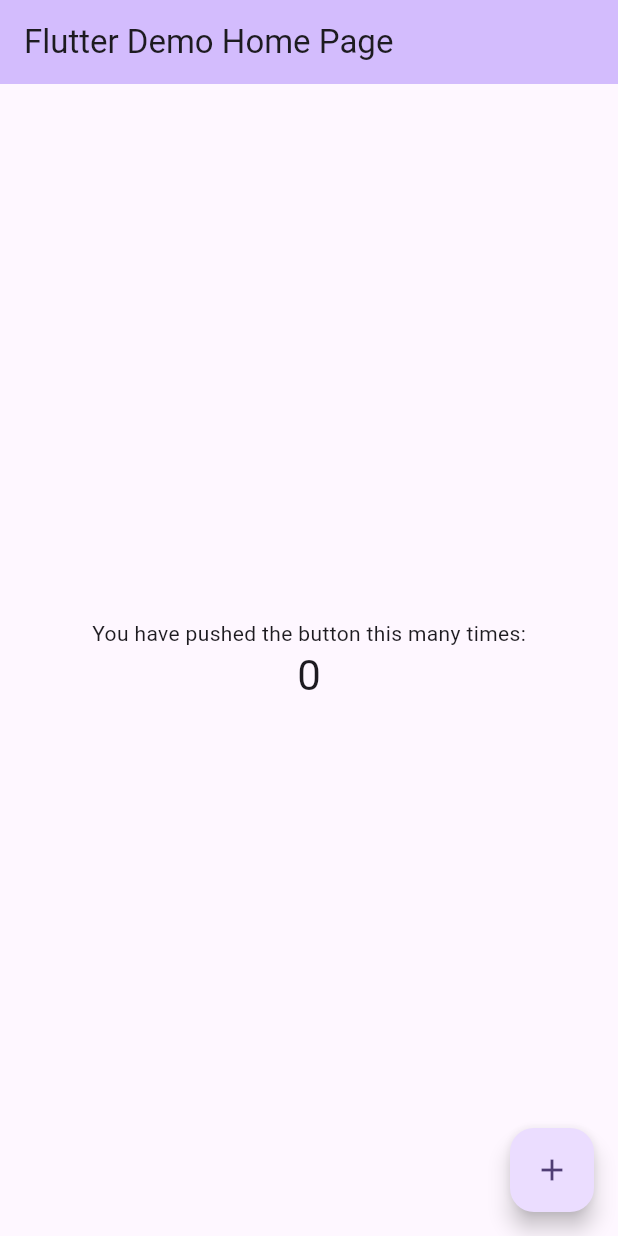
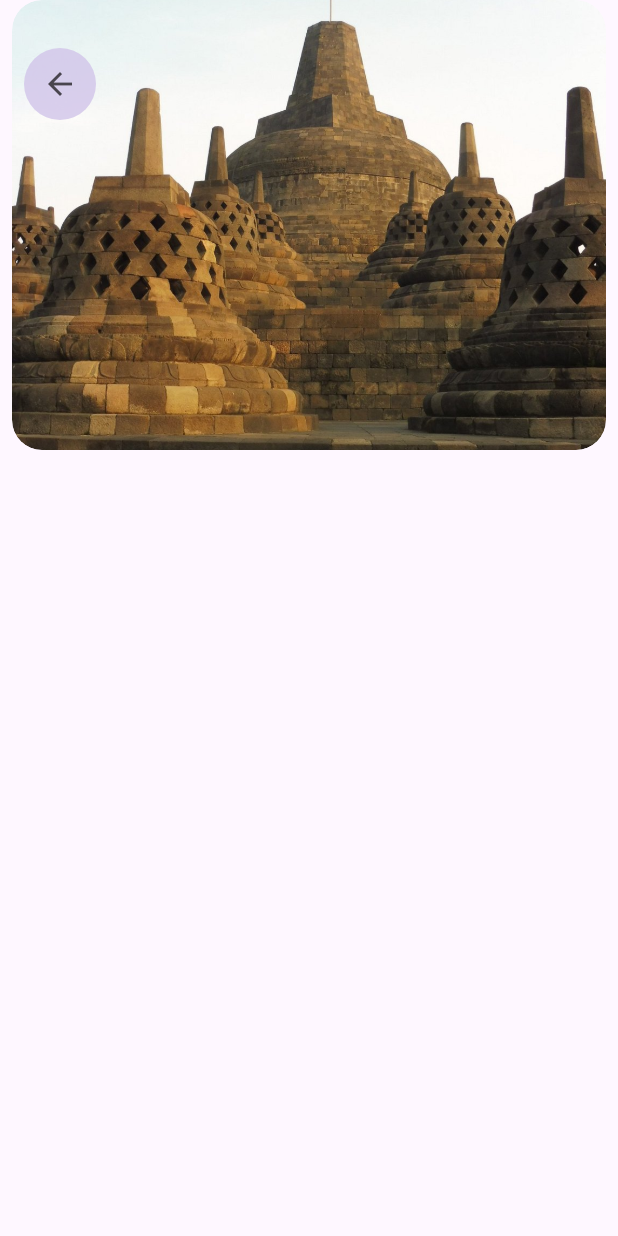
Before and after one commit to Mobile-Programming-MDP/materi-latihan-flutter-ReniAurelia-2226250028, a Flutter app: the screen it shows after launch, on a phone screen of 412 x 824 dp. Run offline on Flutter 3.47's test engine with Material 2 defaults, Android fonts, the phone set to English and light mode, and no system bars.

Commit message:
Wisata_Candi_20Oktober

```diff
--- a/wisata_candi/lib/main.dart
+++ b/wisata_candi/lib/main.dart
@@ -1,4 +1,7 @@
 import 'package:flutter/material.dart';
+import 'package:wisata_candi/data/candi_data.dart';
+import 'package:wisata_candi/models/candi.dart';
+import 'package:wisata_candi/screens/detail_screen.dart';
 
 void main() {
   runApp(const MyApp());
@@ -11,115 +14,12 @@ class MyApp extends StatelessWidget {
   @override
   Widget build(BuildContext context) {
     return MaterialApp(
-      title: 'Flutter Demo',
+      title: 'Wisata Candi',
       theme: ThemeData(
-        // This is the theme of your application.
-        //
-        // TRY THIS: Try running your application with "flutter run". You'll see
-        // the application has a blue toolbar. Then, without quitting the app,
-        // try changing the seedColor in the colorScheme below to Colors.green
-        // and then invoke "hot reload" (save your changes or press the "hot
-        // reload" button in a Flutter-supported IDE, or press "r" if you used
-        // the command line to start the app).
-        //
-        // Notice that the counter didn't reset back to zero; the application
-        // state is not lost during the reload. To reset the state, use hot
-        // restart instead.
-        //
-        // This works for code too, not just values: Most code changes can be
-        // tested with just a hot reload.
         colorScheme: ColorScheme.fromSeed(seedColor: Colors.deepPurple),
         useMaterial3: true,
       ),
-      home: const MyHomePage(title: 'Flutter Demo Home Page'),
+      home: DetailScreen(candi: candiList[0]),
     );
   }
 }
-
-class MyHomePage extends StatefulWidget {
-  const MyHomePage({super.key, required this.title});
-
-  // This widget is the home page of your application. It is stateful, meaning
-  // that it has a State object (defined below) that contains fields that affect
-  // how it looks.
-
-  // This class is the configuration for the state. It holds the values (in this
-  // case the title) provided by the parent (in this case the App widget) and
-  // used by the build method of the State. Fields in a Widget subclass are
-  // always marked "final".
-
-  final String title;
-
-  @override
-  State<MyHomePage> createState() => _MyHomePageState();
-}
-
-class _MyHomePageState extends State<MyHomePage> {
-  int _counter = 0;
-
-  void _incrementCounter() {
-    setState(() {
-      // This call to setState tells the Flutter framework that something has
-      // changed in this State, which causes it to rerun the build method below
-      // so that the display can reflect the updated values. If we changed
-      // _counter without calling setState(), then the build method would not be
-      // called again, and so nothing would appear to happen.
-      _counter++;
-    });
-  }
-
-  @override
-  Widget build(BuildContext context) {
-    // This method is rerun every time setState is called, for instance as done
-    // by the _incrementCounter method above.
-    //
-    // The Flutter framework has been optimized to make rerunning build methods
-    // fast, so that you can just rebuild anything that needs updating rather
-    // than having to individually change instances of widgets.
-    return Scaffold(
-      appBar: AppBar(
-        // TRY THIS: Try changing the color here to a specific color (to
-        // Colors.amber, perhaps?) and trigger a hot reload to see the AppBar
-        // change color while the other colors stay the same.
-        backgroundColor: Theme.of(context).colorScheme.inversePrimary,
-        // Here we take the value from the MyHomePage object that was created by
-        // the App.build method, and use it to set our appbar title.
-        title: Text(widget.title),
-      ),
-      body: Center(
-        // Center is a layout widget. It takes a single child and positions it
-        // in the middle of the parent.
-        child: Column(
-          // Column is also a layout widget. It takes a list of children and
-          // arranges them vertically. By default, it sizes itself to fit its
-          // children horizontally, and tries to be as tall as its parent.
-          //
-          // Column has various properties to control how it sizes itself and
-          // how it positions its children. Here we use mainAxisAlignment to
-          // center the children vertically; the main axis here is the vertical
-          // axis because Columns are vertical (the cross axis would be
-          // horizontal).
-          //
-          // TRY THIS: Invoke "debug painting" (choose the "Toggle Debug Paint"
-          // action in the IDE, or press "p" in the console), to see the
-          // wireframe for each widget.
-          mainAxisAlignment: MainAxisAlignment.center,
-          children: <Widget>[
-            const Text(
-              'You have pushed the button this many times:',
-            ),
-            Text(
-              '$_counter',
-              style: Theme.of(context).textTheme.headlineMedium,
-            ),
-          ],
-        ),
-      ),
-      floatingActionButton: FloatingActionButton(
-        onPressed: _incrementCounter,
-        tooltip: 'Increment',
-        child: const Icon(Icons.add),
-      ), // This trailing comma makes auto-formatting nicer for build methods.
-    );
-  }
-}
--- /dev/null
+++ b/wisata_candi/lib/screens/detail_screen.dart
@@ -0,0 +1,53 @@
+import 'package:flutter/material.dart';
+import 'package:wisata_candi/models/candi.dart';
+
+class DetailScreen extends StatelessWidget {
+  final Candi candi;
+  const DetailScreen ({super.key, required this.candi});
+
+  @override
+  Widget build(BuildContext context) {
+    return Scaffold(
+      body: Column(
+        children: [
+          Stack(
+            children: [
+              //Image Utama
+            Padding(
+              padding: const EdgeInsets.symmetric(horizontal: 8.0),
+                  child: ClipRRect (
+                      borderRadius: BorderRadius.circular(20),
+                      child: ClipRRect (
+                        borderRadius: BorderRadius.circular(20),
+                        child: Image.asset(
+                          candi.imageAsset,
+                          width: double.infinity,
+                          height: 300,
+                          fit: BoxFit.cover),
+                      ),
+                  ),
+            ),
+            //tombol back kustom
+            Padding(
+              padding: const EdgeInsets.symmetric(horizontal: 16, vertical: 32,
+              ),
+              child: Container (
+                decoration: BoxDecoration(
+                  color: Colors.deepPurple[100]?.withOpacity(0.8),
+                  shape:  BoxShape.circle,
+                ),
+                child:  IconButton(
+                  onPressed: () {},
+                  icon: const Icon(
+                    Icons.arrow_back,
+                  )
+                ),
+              ),
+            ),
+            ],
+          )
+        ],
+      ),
+    );
+  }
+}
```
